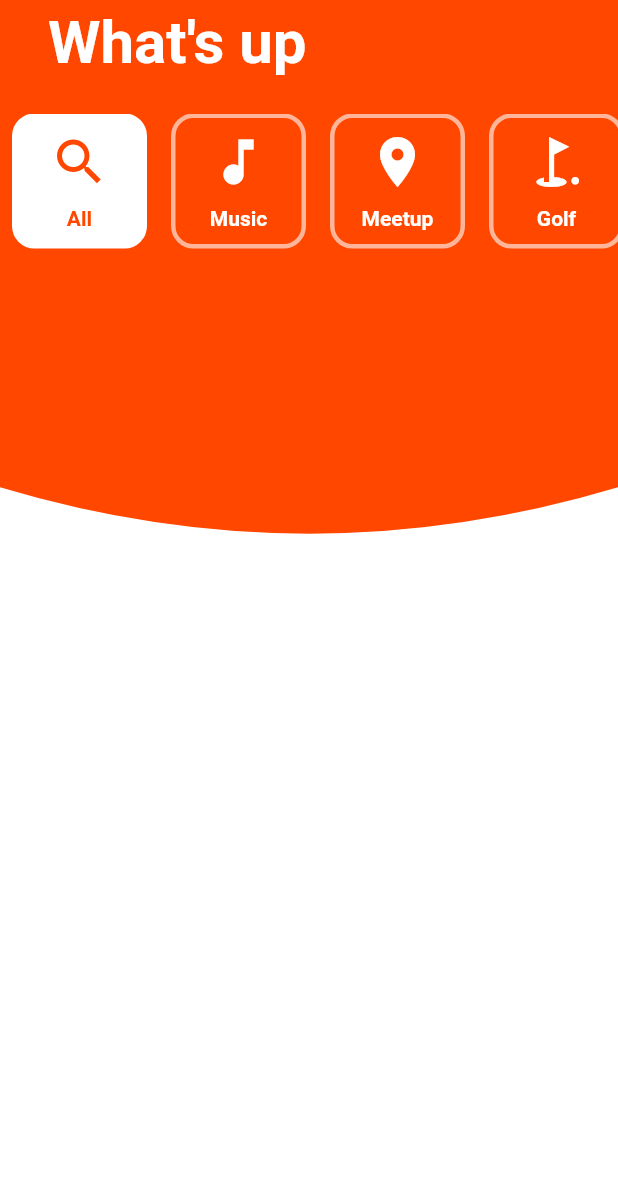
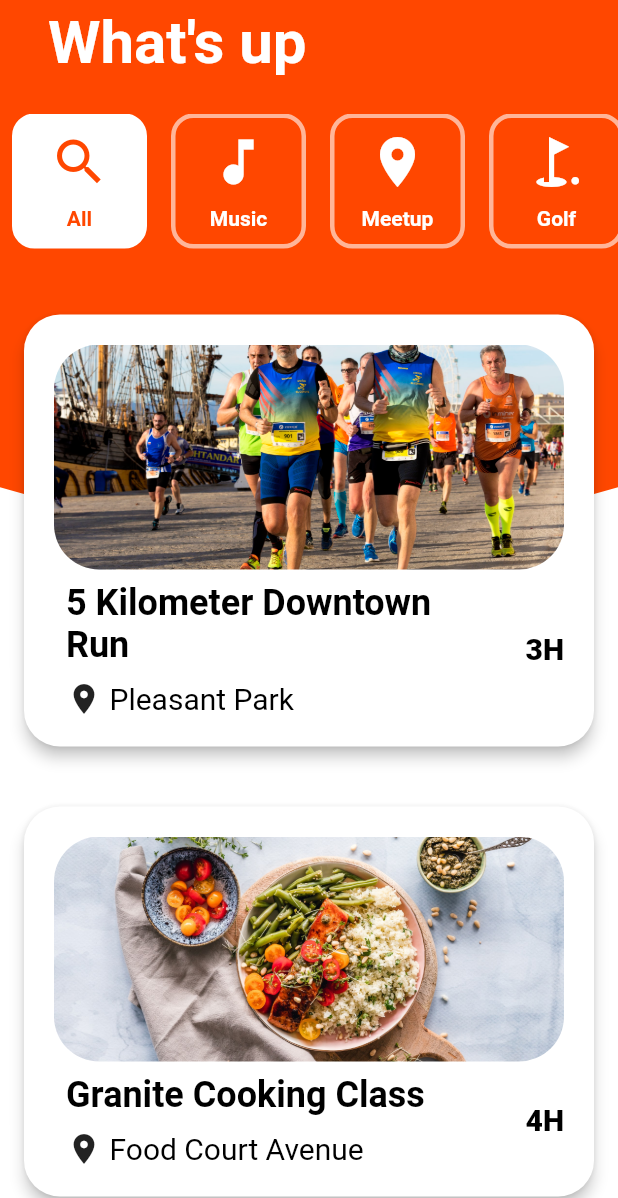
Before and after one commit to BerPGR/flutter-local-events-app, a Flutter app: the screen it shows after launch, on a phone screen of 412 x 824 dp, the part 38-1236 px from its top. Run offline on Flutter 3.47's test engine with Material 2 defaults, Android fonts, the phone set to English and light mode, and no system bars.

Commit message:
Events column

```diff
--- a/lib/model/event.dart
+++ b/lib/model/event.dart
@@ -1,24 +1,24 @@
 // ignore_for_file: public_member_api_docs, sort_constructors_first
 class Event {
-  final String? imagePath,
+  final String imagePath,
       title,
       description,
       location,
       duration,
       punchLine1,
       punchLine2;
-  final List? categoryIds, galleryImages;
+  final List categoryIds, galleryImages;
 
   Event({
-    this.imagePath,
-    this.title,
-    this.description,
-    this.location,
-    this.duration,
-    this.punchLine1,
-    this.punchLine2,
-    this.categoryIds,
-    this.galleryImages,
+    required this.imagePath,
+    required this.title,
+    required this.description,
+    required this.location,
+    required this.duration,
+    required this.punchLine1,
+    required this.punchLine2,
+    required this.categoryIds,
+    required this.galleryImages,
   });
 }
 
--- /dev/null
+++ b/lib/ui/homepage/event_widget.dart
@@ -0,0 +1,84 @@
+// ignore_for_file: public_member_api_docs, sort_constructors_first
+import 'package:events/model/event.dart';
+import 'package:events/styleguide.dart';
+import 'package:flutter/material.dart';
+
+class EventWidget extends StatelessWidget {
+  final Event event;
+
+  const EventWidget({
+    Key? key,
+    required this.event,
+  }) : super(key: key);
+
+  @override
+  Widget build(BuildContext context) {
+    return Card(
+      margin: EdgeInsets.symmetric(vertical: 20),
+      elevation: 4,
+      color: Colors.white,
+      shape: RoundedRectangleBorder(borderRadius: BorderRadius.circular(24)),
+      child: Padding(
+        padding: EdgeInsets.all(20),
+        child: Column(
+          crossAxisAlignment: CrossAxisAlignment.stretch,
+          children: [
+            ClipRRect(
+              borderRadius: BorderRadius.circular(30),
+              child: Image.asset(
+                event.imagePath,
+                height: 150,
+                fit: BoxFit.fitWidth,
+              ),
+            ),
+            Padding(
+              padding: const EdgeInsets.only(top: 8, left: 8),
+              child: Row(
+                children: [
+                  Expanded(
+                    flex: 3,
+                    child: Column(
+                      crossAxisAlignment: CrossAxisAlignment.start,
+                      children: [
+                        Text(
+                          event.title,
+                          style: eventTitleTextStyle,
+                        ),
+                        SizedBox(
+                          height: 10,
+                        ),
+                        FittedBox(
+                          child: Row(
+                            children: [
+                              Icon(Icons.location_on),
+                              SizedBox(
+                                width: 5,
+                              ),
+                              Text(
+                                event.location,
+                                style: eventLocationTextStyle,
+                              )
+                            ],
+                          ),
+                        )
+                      ],
+                    ),
+                  ),
+                  Expanded(
+                    flex: 1,
+                    child: Text(
+                      textAlign: TextAlign.right,
+                      event.duration.toUpperCase(),
+                      style: eventLocationTextStyle.copyWith(
+                          fontWeight: FontWeight.w900),
+                    ),
+                  ),
+                ],
+              ),
+            )
+          ],
+        ),
+      ),
+    );
+  }
+}
--- a/lib/ui/homepage/home_page.dart
+++ b/lib/ui/homepage/home_page.dart
@@ -1,7 +1,9 @@
 import 'package:events/app_state.dart';
 import 'package:events/model/category.dart';
+import 'package:events/model/event.dart';
 import 'package:events/styleguide.dart';
 import 'package:events/ui/homepage/category_widget.dart';
+import 'package:events/ui/homepage/event_widget.dart';
 import 'package:events/ui/homepage/home_page_backgroud.dart';
 import 'package:flutter/material.dart';
 
@@ -66,6 +68,21 @@ class HomePage extends StatelessWidget {
                         },
                       ),
                     ),
+                    Padding(
+                      padding: const EdgeInsets.symmetric(horizontal: 16),
+                      child: Consumer<AppState>(
+                        builder: (context, appState, _) {
+                          return Column(
+                            children: [
+                              for (final event in events.where((e) => e
+                                  .categoryIds
+                                  .contains(appState.selectedCategoryId)))
+                                EventWidget(event: event)
+                            ],
+                          );
+                        },
+                      ),
+                    ),
                   ],
                 ),
               ),
```
